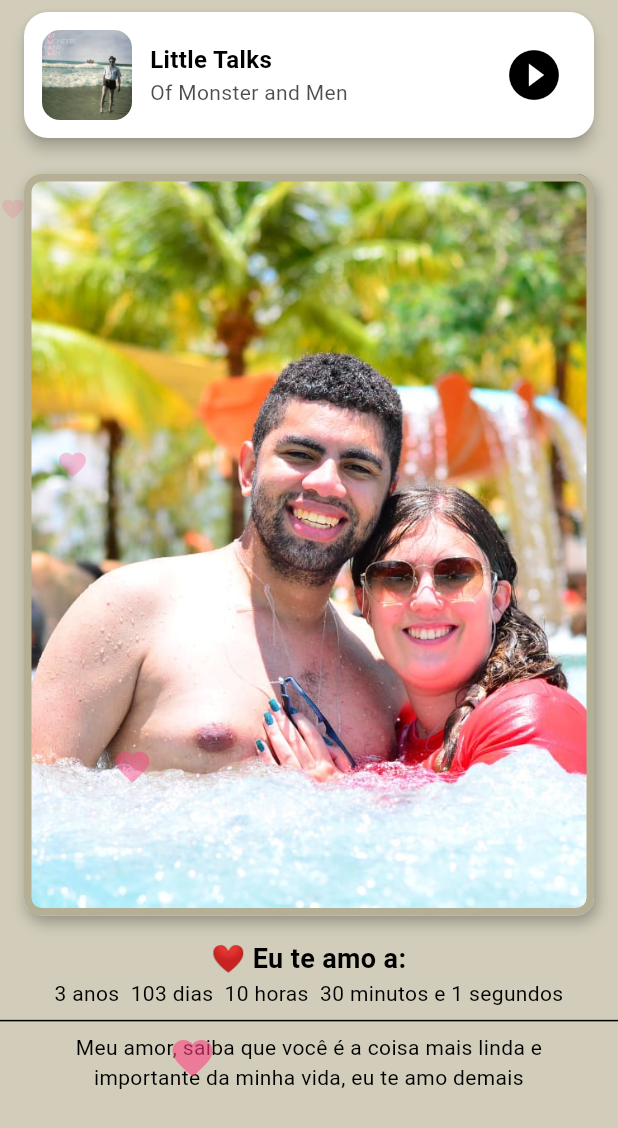
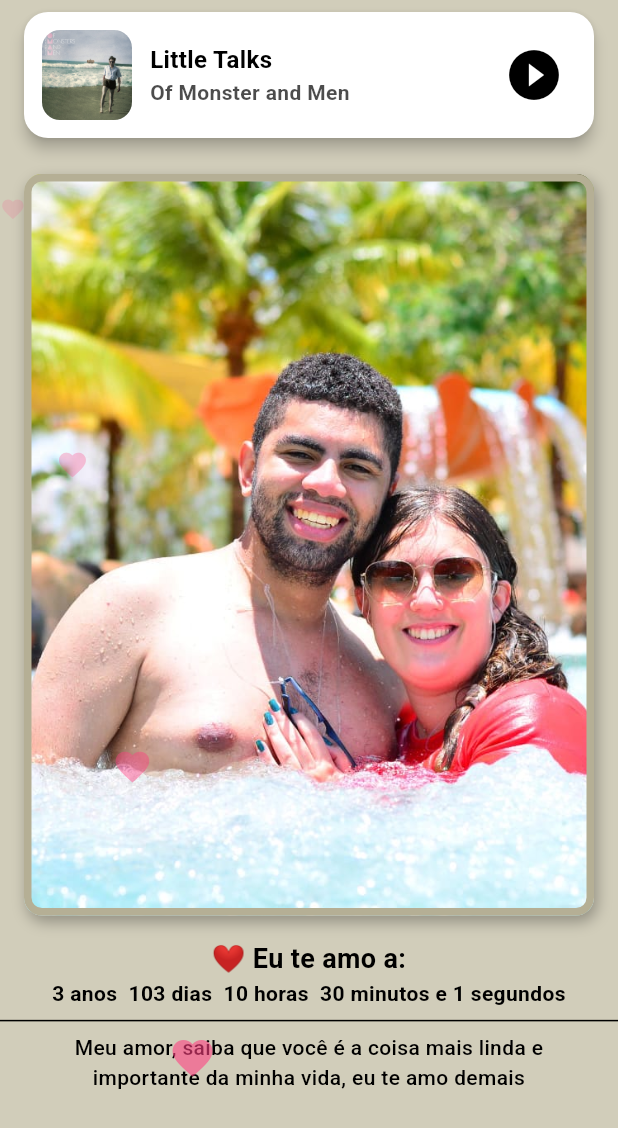
Before and after one commit to Fernando-Almeida582/dia_dos_namorados, a Flutter app: the HomeScreen screen opened by its route, on a phone screen of 412 x 824 dp. Shown: the top 1128 px of the screen. Run offline on Flutter 3.47's test engine with Material 3 defaults, Android fonts, the phone set to English and light mode, and no system bars; our stand-ins replace audioplayers, device_preview.

Commit message:
Colocando novas fotos, adição de fontes e criação de arquivos para separação das cores e fotos da tela principal

```diff
--- /dev/null
+++ b/lib/common/colors/colors.dart
@@ -0,0 +1,91 @@
+import 'package:flutter/material.dart';
+
+class AppColors{
+  static final List<Color> backgroundColors = [
+    Color(0xFFd1cdba),
+    Color(0xFFDA976C),
+    Color(0xFF473531),
+    Color(0xFF3D372C),
+    Color(0xFF646564),
+    Color(0xFF58534C),
+    Color(0xFF574949),
+    Color(0xFFd1cdba),
+    Color(0xFF5B4947),
+    Color(0xFF6E4642),
+    Color(0xFF4B3432),
+    Color(0xFF322C24),
+    Color(0xFF4D4633),
+    Color(0xFFa39283),
+    Color(0xFF7A655C),
+  ];
+  static final List<Color> borderColors = [
+    Color(0xFFb5af95),
+    Color(0xFFB35A2F),
+    Color(0xFF2C1F1B),
+    Color(0xFF1F1C14),
+    Color(0xFF3C3D3C),
+    Color(0xFF3A342E),
+    Color(0xFF3A2B2B),
+    Color(0xFFb5af95),
+    Color(0xFF3E2F2D),
+    Color(0xFF3C2825),
+    Color(0xFF241A19),
+    Color(0xFF181612),
+    Color(0xFF383326),
+    Color(0xFF726457),
+    Color(0xFF5A4741),
+  ];
+
+  static final List<Color> textColors = [
+    Colors.black,
+    Colors.black,
+    Colors.white,
+    Colors.white,
+    Colors.white,
+    Colors.white,
+    Colors.white,
+    Colors.black,
+    Colors.white,
+    Colors.white,
+    Colors.white,
+    Colors.white,
+    Colors.white,
+    Colors.white,
+    Colors.white,
+  ];
+  static final List<Color> cardColors = [
+    Colors.white,
+    Colors.white,
+    Colors.black54,
+    Colors.black54,
+    Colors.black54,
+    Colors.black54,
+    Colors.black54,
+    Colors.white,
+    Colors.white,
+    Colors.black54,
+    Colors.black54,
+    Colors.black54,
+    Colors.black54,
+    Colors.black54,
+    Colors.black54,
+  ];
+  static final List<Color> iconColors = [
+    Colors.black,
+    Colors.black,
+    Colors.white,
+    Colors.white,
+    Colors.white,
+    Colors.white,
+    Colors.white,
+    Colors.black,
+    Colors.black,
+    Colors.white,
+    Colors.white,
+    Colors.white,
+    Colors.white,
+    Colors.white,
+    Colors.white,
+  ];
+
+}
--- /dev/null
+++ b/lib/common/images_list/images.dart
@@ -0,0 +1,21 @@
+import '../../gen/assets.gen.dart';
+
+class ImagesList {
+  static final List<String> images = [
+    Assets.images.imagem1.path,
+    Assets.images.imagem2.path,
+    Assets.images.imagem3.path,
+    Assets.images.imagem4.path,
+    Assets.images.imagem5.path,
+    Assets.images.imagem6.path,
+    Assets.images.imagem7.path,
+    Assets.images.imagem8.path,
+    Assets.images.imagem9.path,
+    Assets.images.imagem10.path,
+    Assets.images.imagem11.path,
+    Assets.images.imagem12.path,
+    Assets.images.imagem13.path,
+    Assets.images.imagem14.path,
+    Assets.images.imagem15.path,
+  ];
+}
--- a/lib/gen/assets.gen.dart
+++ b/lib/gen/assets.gen.dart
@@ -19,6 +19,30 @@ class $AssetsImagesGen {
   /// File path: assets/images/imagem_1.jpg
   AssetGenImage get imagem1 =>
       const AssetGenImage('assets/images/imagem_1.jpg');
+
+  /// File path: assets/images/imagem_10.jpg
+  AssetGenImage get imagem10 =>
+      const AssetGenImage('assets/images/imagem_10.jpg');
+
+  /// File path: assets/images/imagem_11.jpg
+  AssetGenImage get imagem11 =>
+      const AssetGenImage('assets/images/imagem_11.jpg');
+
+  /// File path: assets/images/imagem_12.jpg
+  AssetGenImage get imagem12 =>
+      const AssetGenImage('assets/images/imagem_12.jpg');
+
+  /// File path: assets/images/imagem_13.jpg
+  AssetGenImage get imagem13 =>
+      const AssetGenImage('assets/images/imagem_13.jpg');
+
+  /// File path: assets/images/imagem_14.jpg
+  AssetGenImage get imagem14 =>
+      const AssetGenImage('assets/images/imagem_14.jpg');
+
+  /// File path: assets/images/imagem_15.jpg
+  AssetGenImage get imagem15 =>
+      const AssetGenImage('assets/images/imagem_15.jpg');
 
   /// File path: assets/images/imagem_2.jpg
   AssetGenImage get imagem2 =>
@@ -44,6 +68,14 @@ class $AssetsImagesGen {
   AssetGenImage get imagem7 =>
       const AssetGenImage('assets/images/imagem_7.png');
 
+  /// File path: assets/images/imagem_8.jpg
+  AssetGenImage get imagem8 =>
+      const AssetGenImage('assets/images/imagem_8.jpg');
+
+  /// File path: assets/images/imagem_9.jpg
+  AssetGenImage get imagem9 =>
+      const AssetGenImage('assets/images/imagem_9.jpg');
+
   /// File path: assets/images/splash_login.png
   AssetGenImage get splashLogin =>
       const AssetGenImage('assets/images/splash_login.png');
@@ -56,12 +88,20 @@ class $AssetsImagesGen {
   List<AssetGenImage> get values => [
     capaLittleTalks,
     imagem1,
+    imagem10,
+    imagem11,
+    imagem12,
+    imagem13,
+    imagem14,
+    imagem15,
     imagem2,
     imagem3,
     imagem4,
     imagem5,
     imagem6,
     imagem7,
+    imagem8,
+    imagem9,
     splashLogin,
     splashLogin2,
   ];
--- a/lib/home/screens/home_screen.dart
+++ b/lib/home/screens/home_screen.dart
@@ -3,6 +3,8 @@ import 'dart:async';
 import 'package:audioplayers/audioplayers.dart';
 import 'package:flutter/material.dart';
 
+import '../../common/colors/colors.dart';
+import '../../common/images_list/images.dart';
 import '../../gen/assets.gen.dart';
 
 class HomeScreen extends StatefulWidget {
@@ -16,8 +18,8 @@ class HomeScreen extends StatefulWidget {
 
 class _HomeScreenState extends State<HomeScreen>
     with WidgetsBindingObserver, TickerProviderStateMixin {
-  late Timer _timerTime; // Timer para o tempo
-  late Timer _timerImage; // Timer para trocar imagem e fundo
+  late Timer _timerTime;
+  late Timer _timerImage;
   late Duration _difference;
   late int years;
   late int days;
@@ -28,62 +30,6 @@ class _HomeScreenState extends State<HomeScreen>
   bool isPlaying = false;
   final player = AudioPlayer();
   int _currentIndex = 0;
-
-  final List<String> _images = [
-    Assets.images.imagem1.path,
-    Assets.images.imagem2.path,
-    Assets.images.imagem3.path,
-    Assets.images.imagem4.path,
-    Assets.images.imagem5.path,
-    Assets.images.imagem6.path,
-    Assets.images.imagem7.path,
-  ];
-  final List<Color> _backgroundColors = [
-    Color(0xFFd1cdba),
-    Color(0xFFDA976C),
-    Color(0xFF473531),
-    Color(0xFF3D372C),
-    Color(0xFF646564),
-    Color(0xFF58534C),
-    Color(0xFF574949),
-  ];
-  final List<Color> _borderColors = [
-    Color(0xFFb5af95), // um tom mais escuro/forte do que 0xFFd1cdba
-    Color(0xFFB35A2F), // mais forte que 0xFFDA976C
-    Color(0xFF2C1F1B),
-    Color(0xFF1F1C14),
-    Color(0xFF3C3D3C),
-    Color(0xFF3A342E),
-    Color(0xFF3A2B2B),
-  ];
-
-  final List<Color> _textColors = [
-    Colors.black, // Para o fundo 0xFFd1cdba (claro)
-    Colors.black, // Para o fundo 0xFFDA976C (médio claro)
-    Colors.white, // Para o fundo 0xFF473531 (escuro)
-    Colors.white, // Para o fundo 0xFF3D372C (escuro)
-    Colors.white, // Para o fundo 0xFF646564 (escuro)
-    Colors.white, // Para o fundo 0xFF58534C (escuro)
-    Colors.white, // Para o fundo 0xFF574949 (escuro)
-  ];
-  final List<Color> _cardColors = [
-    Colors.white,
-    Colors.white,
-    Colors.black54,
-    Colors.black54,
-    Colors.black54,
-    Colors.black54,
-    Colors.black54,
-  ];
-  final List<Color> _iconColors = [
-    Colors.black,
-    Colors.black,
-    Colors.white,
-    Colors.white,
-    Colors.white,
-    Colors.white,
-    Colors.white,
-  ];
 
   void _toggleMusic() async {
     if (isPlaying) {
@@ -145,7 +91,7 @@ class _HomeScreenState extends State<HomeScreen>
     }
     _timerImage = Timer.periodic(const Duration(seconds: 3), (Timer timer) {
       setState(() {
-        _currentIndex = (_currentIndex + 1) % _images.length;
+        _currentIndex = (_currentIndex + 1) % ImagesList.images.length;
       });
     });
   }
@@ -208,7 +154,7 @@ class _HomeScreenState extends State<HomeScreen>
         duration: const Duration(milliseconds: 600),
         width: size.width,
         height: size.height,
-        color: _backgroundColors[_currentIndex],
+        color: AppColors.backgroundColors[_currentIndex],
         child: SafeArea(
           child: SizedBox(
             width: size.width,
@@ -221,10 +167,12 @@ class _HomeScreenState extends State<HomeScreen>
                     crossAxisAlignment: CrossAxisAlignment.center,
                     children: [
                       Card(
-                        color: _cardColors[_currentIndex],
+                        color: AppColors.cardColors[_currentIndex],
                         elevation: 4,
                         margin: const EdgeInsets.symmetric(
-                            horizontal: 16, vertical: 8),
+                          horizontal: 16,
+                          vertical: 8,
+                        ),
                         shape: RoundedRectangleBorder(
                           borderRadius: BorderRadius.circular(16),
                         ),
@@ -251,15 +199,20 @@ class _HomeScreenState extends State<HomeScreen>
                                       style: TextStyle(
                                         fontSize: 16,
                                         fontWeight: FontWeight.bold,
-                                        color: _iconColors[_currentIndex],
+                                        color:
+                                            AppColors.iconColors[_currentIndex],
+                                        fontFamily: 'Roboto',
                                       ),
                                     ),
                                     Text(
                                       'Of Monster and Men',
                                       style: TextStyle(
                                         fontSize: 14,
-                                        color: _iconColors[_currentIndex]
+                                        color: AppColors
+                                            .iconColors[_currentIndex]
                                             .withValues(alpha: 0.7),
+                                        fontFamily: 'Roboto',
+                                        fontWeight: FontWeight.w600
                                       ),
                                     ),
                                   ],
@@ -271,19 +224,18 @@ class _HomeScreenState extends State<HomeScreen>
                                       ? Icons.pause_circle_filled
                                       : Icons.play_circle_fill,
                                   size: 40,
-                                  color: _iconColors[_currentIndex], // Agora muda conforme o fundo
+                                  color: AppColors.iconColors[_currentIndex],
                                 ),
                                 onPressed: _toggleMusic,
                               ),
-
                             ],
                           ),
                         ),
                       ),
 
-
                       AnimatedSwitcher(
                         duration: const Duration(milliseconds: 600),
+
                         child: Container(
                           margin: EdgeInsets.only(
                             bottom: 16,
@@ -296,12 +248,12 @@ class _HomeScreenState extends State<HomeScreen>
                           key: ValueKey<int>(_currentIndex),
                           decoration: BoxDecoration(
                             image: DecorationImage(
-                              image: AssetImage(_images[_currentIndex]),
+                              image: AssetImage(ImagesList.images[_currentIndex]),
                               fit: BoxFit.cover,
                             ),
                             borderRadius: BorderRadius.circular(12),
                             border: Border.all(
-                              color: _borderColors[_currentIndex],
+                              color: AppColors.borderColors[_currentIndex],
                               width: 5,
                             ),
                             boxShadow: [
@@ -320,9 +272,10 @@ class _HomeScreenState extends State<HomeScreen>
                         child: Text(
                           "❤️ Eu te amo a: ",
                           style: TextStyle(
-                            color: _textColors[_currentIndex],
+                            color: AppColors.textColors[_currentIndex],
                             fontSize: 18,
-                            fontWeight: FontWeight.bold,
+                            fontWeight: FontWeight.w700,
+                            fontFamily: 'Roboto',
                           ),
                           textAlign: TextAlign.center,
                         ),
@@ -333,20 +286,24 @@ class _HomeScreenState extends State<HomeScreen>
                           '$years anos  $days dias  $hours horas  $minutes minutos e $seconds segundos',
                           textAlign: TextAlign.center,
                           style: TextStyle(
-                            color: _textColors[_currentIndex],
+                            color: AppColors.textColors[_currentIndex],
                             fontSize: 14,
+                            fontFamily: 'Roboto',
+                            fontWeight: FontWeight.w600
                           ),
                         ),
                       ),
-                      Divider(color: _textColors[_currentIndex]),
+                      Divider(color: AppColors.textColors[_currentIndex]),
                       Container(
                         margin: EdgeInsets.only(left: 16, right: 16),
                         child: Text(
                           'Meu amor, saiba que você é a coisa mais linda e importante da minha vida, eu te amo demais',
                           textAlign: TextAlign.center,
                           style: TextStyle(
-                            color: _textColors[_currentIndex],
+                            color: AppColors.textColors[_currentIndex],
                             fontSize: 14,
+                            fontFamily: 'Roboto',
+                            fontWeight: FontWeight.w500
                           ),
                         ),
                       ),
--- a/lib/main.dart
+++ b/lib/main.dart
@@ -1,10 +1,14 @@
+import 'package:device_preview/device_preview.dart';
 import 'package:dia_dos_namorados/common/navigation/navigation.dart';
 import 'package:dia_dos_namorados/splash/screens/splash_screen.dart';
 import 'package:flutter/material.dart';
 
 void main() {
   WidgetsFlutterBinding.ensureInitialized();
-  runApp(const MyApp());
+  runApp(DevicePreview(
+      enabled: false,
+      builder: (context) => MyApp(),
+       ));
 }
 
 class MyApp extends StatelessWidget {
```
Also changed, not shown: pubspec.yaml (+11 -12 lines), assets/fonts/Roboto-Bold.ttf (added), assets/fonts/Roboto-Medium.ttf (added), assets/fonts/Roboto-Regular.ttf (added), assets/images/imagem_10.jpg (added), assets/images/imagem_11.jpg (added), assets/images/imagem_12.jpg (added), assets/images/imagem_13.jpg (added), assets/images/imagem_14.jpg (added), assets/images/imagem_15.jpg (added), assets/images/imagem_8.jpg (added), assets/images/imagem_9.jpg (added), pubspec.lock, 1 other file.
